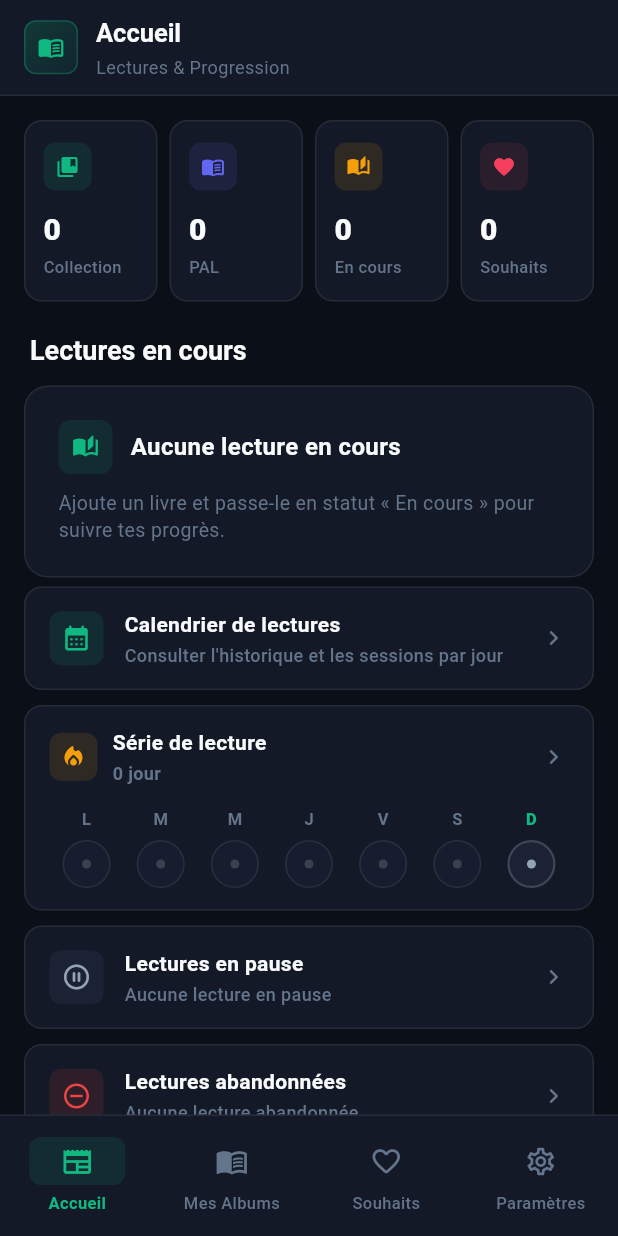
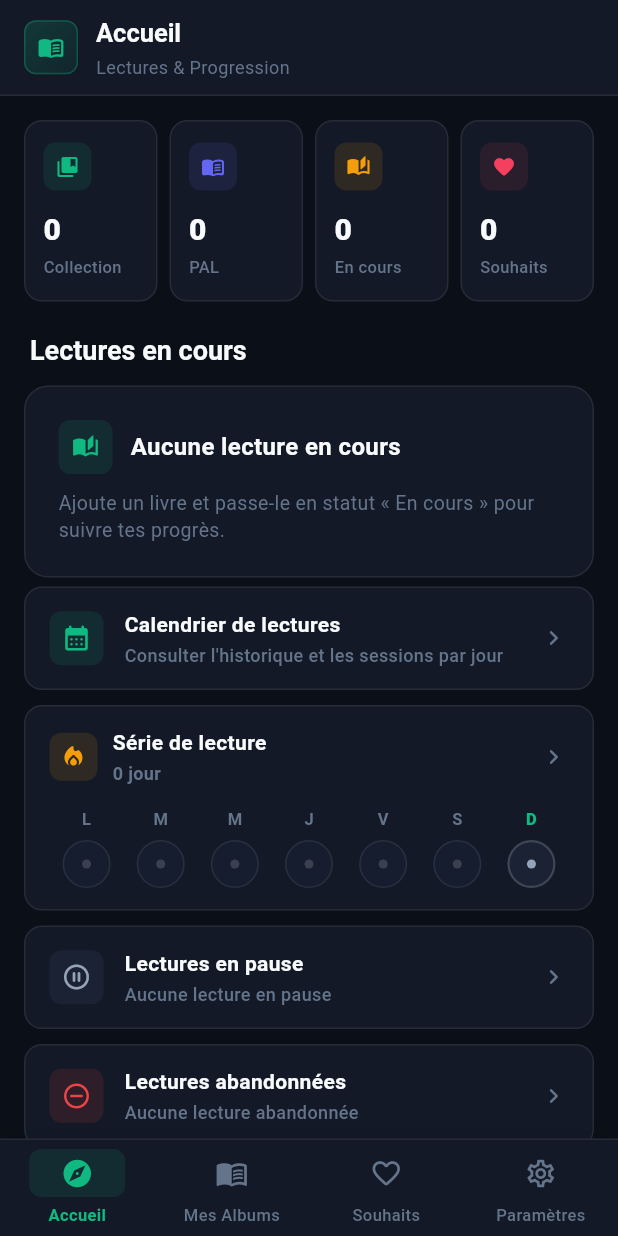
Before and after one commit to kakesinfo/OpenBook, a Flutter app: the BooksShell screen opened directly, on a phone screen of 412 x 824 dp. Run offline on Flutter 3.47's test engine with Material 3 defaults, Android fonts, the phone set to English and light mode, and no system bars; our stand-ins replace carousel_slider, confetti, flutter_riverpod, image_picker, shared_preferences; missing offline and left inert: mobile_scanner, shared_preferences_android; accounts and stored records are empty; network calls fail.

Commit message:
fixed: some design issues

```diff
--- a/Mobile/lib/app/theme.dart
+++ b/Mobile/lib/app/theme.dart
@@ -140,7 +140,49 @@ class AppTheme {
   static const double radiusSm = 8.0;
   static const double radiusMd = 12.0;
   static const double radiusLg = 16.0;
+  static const double radiusXl = 20.0;
   static const double radiusFull = 9999.0;
+
+  // Box Shadows (adapted to dark/beige)
+  static List<BoxShadow> get cardShadow => _currentMode == AppThemeMode.beige
+      ? [
+          BoxShadow(
+            color: const Color(0xFF46321E).withValues(alpha: 0.08),
+            blurRadius: 16,
+            offset: const Offset(0, 4),
+          ),
+        ]
+      : [
+          const BoxShadow(
+            color: Color(0x66000000),
+            blurRadius: 16,
+            offset: Offset(0, 6),
+          ),
+        ];
+
+  static List<BoxShadow> get modalShadow => _currentMode == AppThemeMode.beige
+      ? [
+          BoxShadow(
+            color: const Color(0xFF46321E).withValues(alpha: 0.16),
+            blurRadius: 28,
+            offset: const Offset(0, 8),
+          ),
+        ]
+      : [
+          const BoxShadow(
+            color: Color(0x80000000),
+            blurRadius: 24,
+            offset: Offset(0, 10),
+          ),
+        ];
+
+  static List<BoxShadow> get glowShadow => [
+        BoxShadow(
+          color: accentPrimaryGlow,
+          blurRadius: 18,
+          offset: const Offset(0, 4),
+        ),
+      ];
 
   // Gradients
   static LinearGradient get primaryGradient => _currentMode == AppThemeMode.beige
--- a/Mobile/lib/features/books/presentation/components/book_completion_dialog.dart
+++ b/Mobile/lib/features/books/presentation/components/book_completion_dialog.dart
@@ -58,11 +58,7 @@ class _BookCompletionDialogState extends State<BookCompletionDialog> {
               borderRadius: BorderRadius.circular(AppTheme.radiusLg),
               border: Border.all(color: AppTheme.borderMedium, width: 1.5),
               boxShadow: [
-                BoxShadow(
-                  color: Colors.black.withValues(alpha: 0.6),
-                  blurRadius: 28,
-                  offset: const Offset(0, 12),
-                ),
+                ...AppTheme.modalShadow,
                 BoxShadow(
                   color: AppTheme.accentPrimary.withValues(alpha: 0.2),
                   blurRadius: 36,
--- a/Mobile/lib/features/books/presentation/components/books_shell.dart
+++ b/Mobile/lib/features/books/presentation/components/books_shell.dart
@@ -44,30 +44,39 @@ class _BooksShellState extends ConsumerState<BooksShell> {
           border: Border(
             top: BorderSide(color: AppTheme.borderSubtle, width: 1),
           ),
+          boxShadow: [
+            BoxShadow(
+              color: Colors.black.withValues(alpha: 0.08),
+              blurRadius: 12,
+              offset: const Offset(0, -2),
+            ),
+          ],
         ),
         child: NavigationBar(
           selectedIndex: _index,
           onDestinationSelected: _goToTab,
           backgroundColor: AppTheme.bgSurface,
           indicatorColor: AppTheme.accentPrimaryLight,
+          height: 64,
+          labelBehavior: NavigationDestinationLabelBehavior.alwaysShow,
           destinations: [
             NavigationDestination(
-              icon: Icon(Icons.newspaper_outlined),
-              selectedIcon: Icon(Icons.newspaper_rounded, color: AppTheme.accentPrimary),
+              icon: Icon(Icons.explore_outlined, color: AppTheme.textMuted),
+              selectedIcon: Icon(Icons.explore_rounded, color: AppTheme.accentPrimary),
               label: 'Accueil',
             ),
             NavigationDestination(
-              icon: Icon(Icons.menu_book_outlined),
+              icon: Icon(Icons.menu_book_outlined, color: AppTheme.textMuted),
               selectedIcon: Icon(Icons.menu_book_rounded, color: AppTheme.accentPrimary),
               label: 'Mes Albums',
             ),
             NavigationDestination(
-              icon: Icon(Icons.favorite_outline_rounded),
+              icon: Icon(Icons.favorite_outline_rounded, color: AppTheme.textMuted),
               selectedIcon: Icon(Icons.favorite_rounded, color: AppTheme.accentRose),
               label: 'Souhaits',
             ),
             NavigationDestination(
-              icon: Icon(Icons.settings_outlined),
+              icon: Icon(Icons.settings_outlined, color: AppTheme.textMuted),
               selectedIcon: Icon(Icons.settings_rounded, color: AppTheme.accentPrimary),
               label: 'Paramètres',
             ),
```
Also changed, not shown: Mobile/lib/app/books_app.dart (+1 -7 lines), Mobile/lib/features/auth/presentation/login_screen.dart (+1 -7 lines), Mobile/lib/features/auth/presentation/server_config_screen.dart (+1 -7 lines), Mobile/lib/features/books/presentation/book_details_page.dart (+19 -4 lines), Mobile/lib/features/books/presentation/book_purchase_history_page.dart (+19 -3 lines), Mobile/lib/features/books/presentation/book_reading_history_page.dart (+10 -2 lines), Mobile/lib/features/books/presentation/book_reading_session_page.dart (+10 -2 lines), Mobile/lib/features/books/presentation/components/add_book_purchase_sheet.dart (+0 -12 lines), Mobile/lib/features/books/presentation/components/book_card.dart (+1 -7 lines), Mobile/lib/features/books/presentation/components/book_cover.dart (+1 -7 lines), Mobile/lib/features/books/presentation/components/quick_create_book_sheet.dart (+1 -7 lines), Mobile/lib/features/books/presentation/components/reading_timer_modal.dart (+1 -7 lines).
